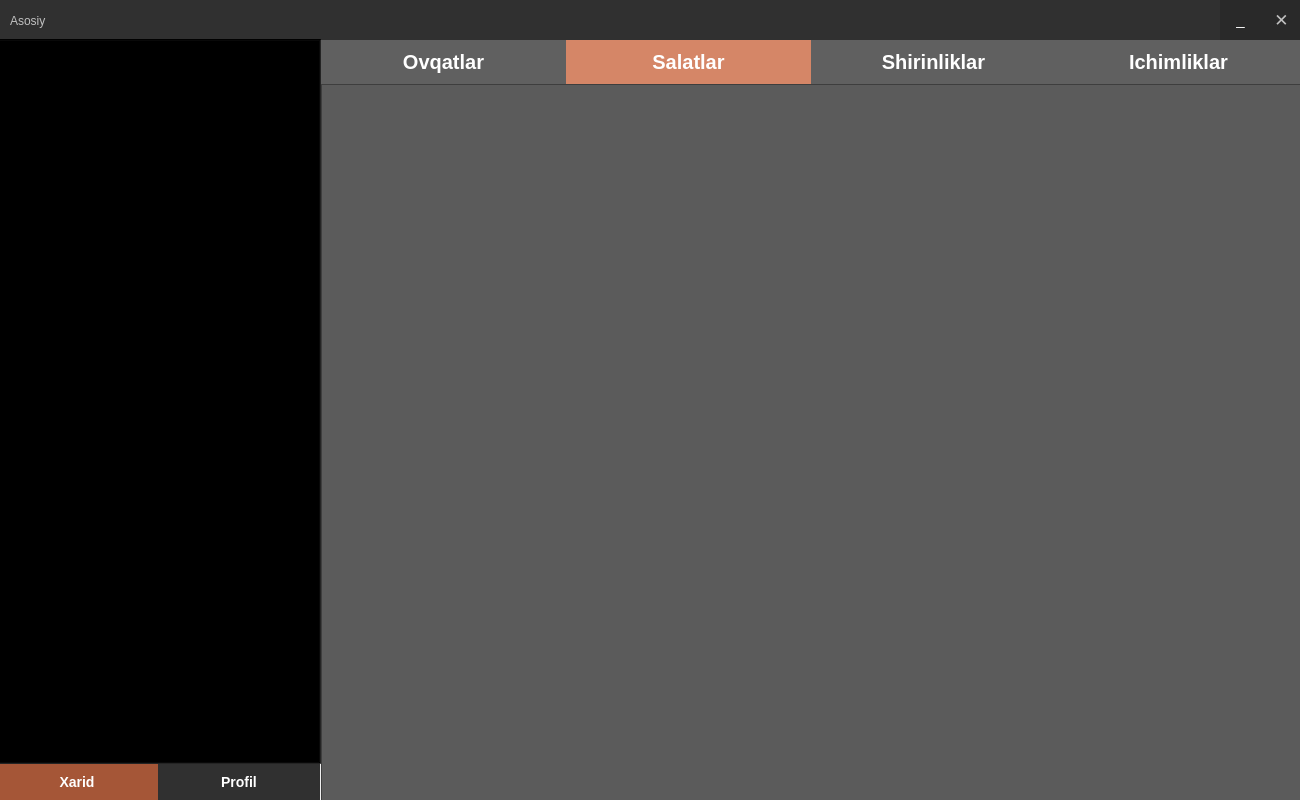
First picture: the form in design/main_user.ui, repository Ahmadjon-Ergashev/Restaurant, before the edit.
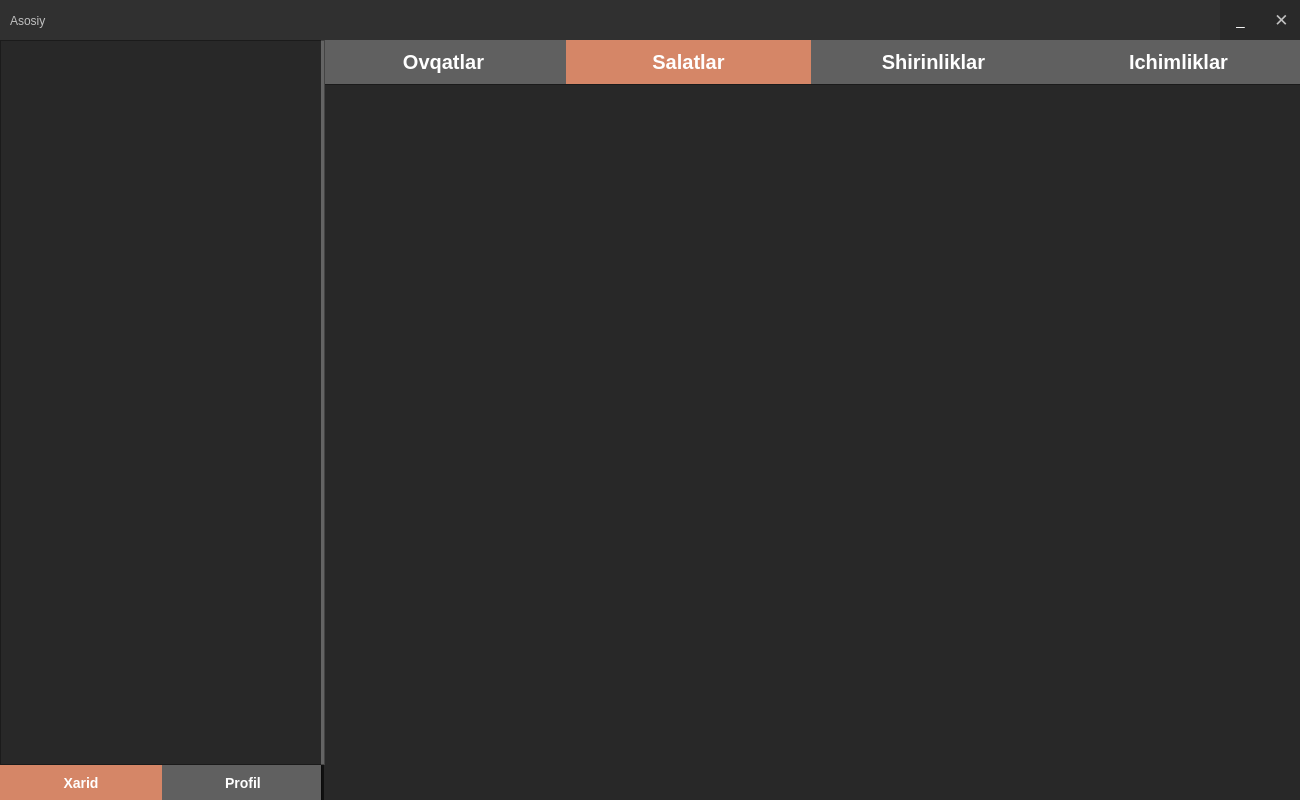
Second picture: the form after the edit. The open tabs and pages were chosen to show the change. Icons and pictures are not drawn.

Diff of the .ui file:
```diff
--- a/design/main_user.ui
+++ b/design/main_user.ui
@@ -202,7 +202,7 @@
    background: rgba(82,120,21, 0.7);
  }
 QFrame{
-	background: rgba(0,0,0,0.4);
+	background: rgba(0,0,0,0.6);
 }
 QFrame:hover{
 	background: rgba(0,0,0,0.7);
@@ -327,18 +327,15 @@
    <widget class="QTabWidget" name="tabWidget_2">
     <property name="geometry">
      <rect>
-      <x>-4</x>
-      <y>39</y>
+      <x>0</x>
+      <y>40</y>
       <width>325</width>
       <height>761</height>
      </rect>
     </property>
     <property name="styleSheet">
      <string notr="true">QWidget{
-background:rgba(0,0,0,0.5);
-}
-QWidget:hover{
-background:rgba(0,0,0,0.7);
+background-image: url(:/images/img/list_back.jpg);
 }
 QWidget{
   font-size: 14px;
@@ -367,7 +364,9 @@
    background: rgba(82,120,21, 0.7);
  }
 QFrame{
-	background: rgba(0,0,0,0.4);
+	background: rgba(0,0,0,0.6);
+  filter: blur(8px);
+  -webkit-filter: blur(8px);
 }
 QFrame:hover{
 	background: rgba(0,0,0,0.7);
@@ -384,6 +383,22 @@
      <attribute name="title">
       <string>Xarid</string>
      </attribute>
+     <widget class="QFrame" name="frame_7">
+      <property name="geometry">
+       <rect>
+        <x>0</x>
+        <y>0</y>
+        <width>321</width>
+        <height>731</height>
+       </rect>
+      </property>
+      <property name="frameShape">
+       <enum>QFrame::StyledPanel</enum>
+      </property>
+      <property name="frameShadow">
+       <enum>QFrame::Raised</enum>
+      </property>
+     </widget>
     </widget>
     <widget class="QWidget" name="tab_2">
      <attribute name="title">
```
Left out of the diff: 18 changed lines with no effect on the pictures.
